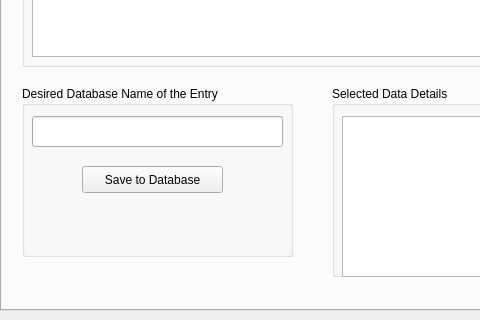
Before: the Qt Designer form helping_hand_gui/qt/helpinghand.ui in ReconCycle/helping_hand, drawn with Qt 5; both pictures show x 0 to 480 and y 170 to 490 of the 906 by 490 pixel window.
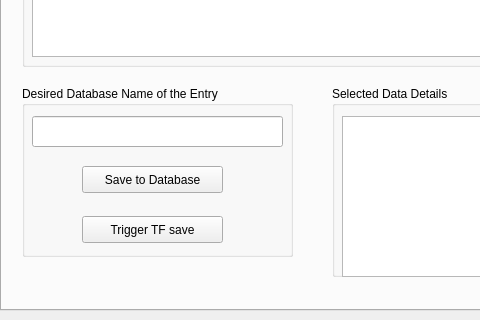
After: the same form once the commit is applied.

Commit message: Add button & code for manual TF save trigger

What changed in the file:
```diff
--- a/helping_hand_gui/qt/helpinghand.ui
+++ b/helping_hand_gui/qt/helpinghand.ui
@@ -119,9 +119,19 @@
        </rect>
       </property>
      </widget>
-     <zorder>save_button</zorder>
-     <zorder>save_name</zorder>
-     <zorder>listeningObj_2</zorder>
+     <widget class="QPushButton" name="trigger_button">
+      <property name="geometry">
+       <rect>
+        <x>60</x>
+        <y>130</y>
+        <width>141</width>
+        <height>27</height>
+       </rect>
+      </property>
+      <property name="text">
+       <string>Trigger TF save</string>
+      </property>
+     </widget>
     </widget>
     <widget class="QGroupBox" name="listeningObj_2">
      <property name="geometry">
```
The commit also changes 3 other files.
